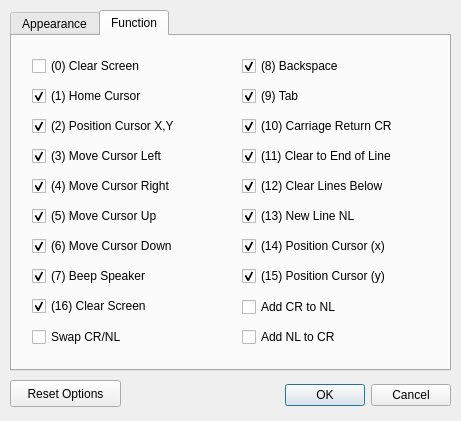
Above: propside/TermPrefs.ui from parallaxinc/SimpleIDE before the change. Below: the same form after it.
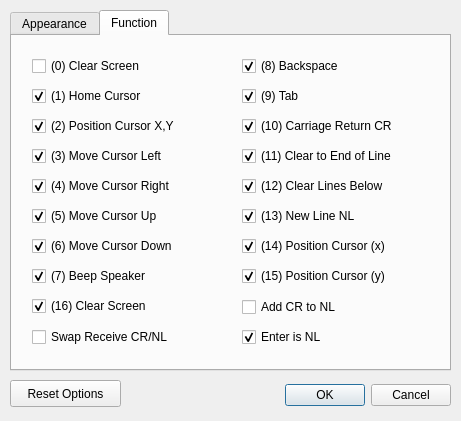
That is the form after the change. The open tabs and pages were chosen to show the change.

Diff of the .ui file:
```diff
--- a/propside/TermPrefs.ui
+++ b/propside/TermPrefs.ui
@@ -485,7 +485,7 @@
       </rect>
      </property>
      <property name="text">
-      <string>Swap CR/NL</string>
+      <string>Swap Receive CR/NL</string>
      </property>
     </widget>
     <widget class="QCheckBox" name="cbBeepSpeaker">
@@ -573,7 +573,7 @@
       <rect>
        <x>230</x>
        <y>260</y>
-       <width>211</width>
+       <width>201</width>
        <height>22</height>
       </rect>
      </property>
@@ -589,12 +589,15 @@
       <rect>
        <x>230</x>
        <y>290</y>
-       <width>211</width>
+       <width>201</width>
        <height>22</height>
       </rect>
      </property>
      <property name="text">
-      <string>Add NL to CR</string>
+      <string>Enter is NL</string>
+     </property>
+     <property name="checked">
+      <bool>true</bool>
      </property>
     </widget>
     <widget class="QCheckBox" name="cbClearScreen16">
```
Left out of the diff: 2 changed lines with no effect on the pictures.
